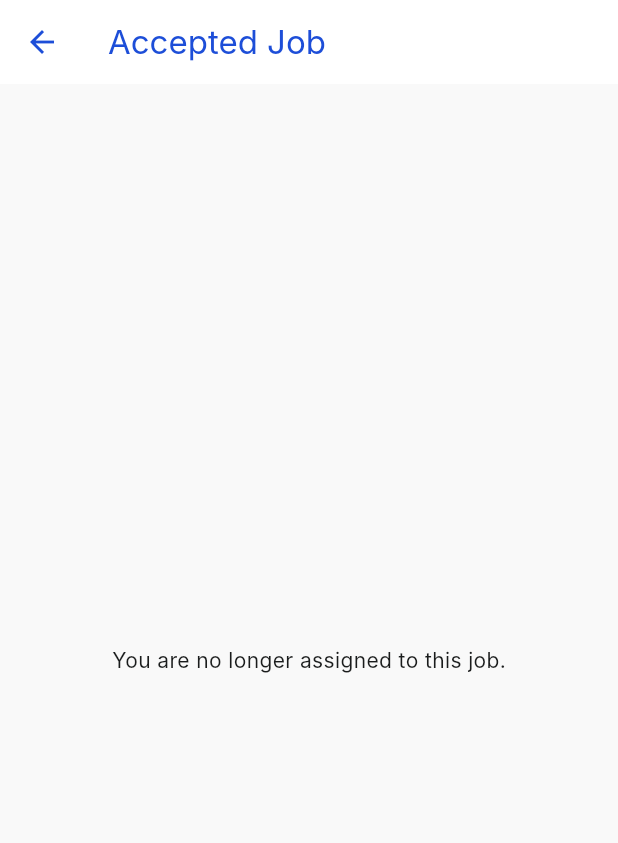
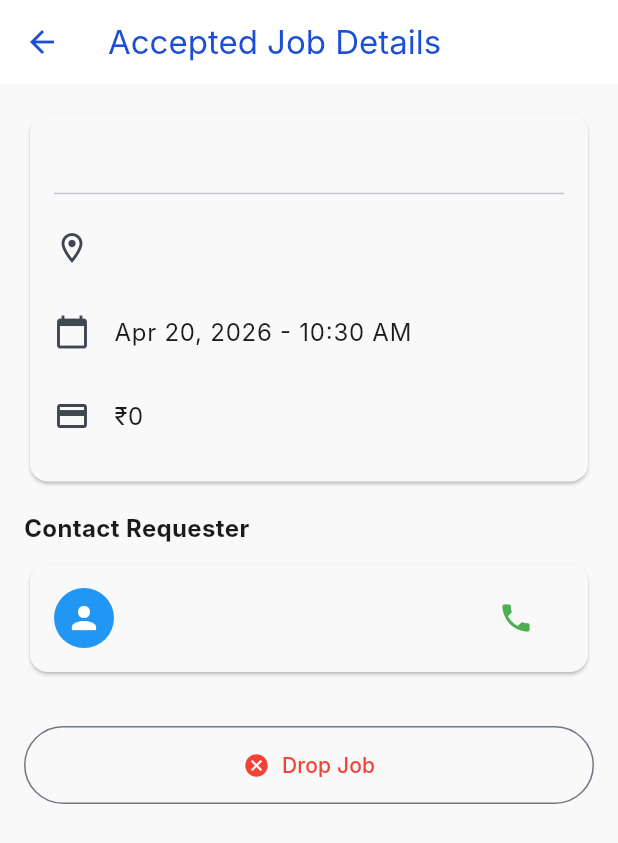
Before and after one commit to SohamSawant21/Shiftease_pune, a Flutter app: the AcceptedJobDetailsScreen screen opened directly with empty values, on a phone screen of 412 x 824 dp. Shown: the top 843 px of the screen. Run offline on Flutter 3.47's test engine with Material 3 defaults, Android fonts, the phone set to English and light mode, and no system bars; our stand-ins replace cloud_firestore, firebase_auth, firebase_core; accounts and stored records are empty; Roboto replaces fonts that are missing (Inter).

Commit message:
Click-to-Call Functionality

```diff
--- a/shiftease_pune/lib/screens/worker/accepted_job_details_screen.dart
+++ b/shiftease_pune/lib/screens/worker/accepted_job_details_screen.dart
@@ -1,123 +1,80 @@
 import 'package:flutter/material.dart';
 import 'package:cloud_firestore/cloud_firestore.dart';
 import 'package:intl/intl.dart';
+import 'package:url_launcher/url_launcher.dart';
 
 class AcceptedJobDetailsScreen extends StatelessWidget {
   const AcceptedJobDetailsScreen({super.key});
 
-  @override
-  Widget build(BuildContext context) {
-    final String jobId = ModalRoute.of(context)!.settings.arguments as String;
-
-    return Scaffold(
-      appBar: AppBar(
-        title: const Text('Accepted Job'),
-      ),
-      body: StreamBuilder<DocumentSnapshot>(
-        stream: FirebaseFirestore.instance.collection('requests').doc(jobId).snapshots(),
-        builder: (context, snapshot) {
-          if (snapshot.connectionState == ConnectionState.waiting) {
-            return const Center(child: CircularProgressIndicator());
+  // NEW: The logic to launch the native phone dialer
+  Future<void> _makePhoneCall(BuildContext context, String phoneNumber) async {
+    final Uri launchUri = Uri(scheme: 'tel', path: phoneNumber);
+    try {
+      if (await canLaunchUrl(launchUri)) {
+        await launchUrl(launchUri);
+      } else {
+        if (context.mounted) {
+          ScaffoldMessenger.of(context).showSnackBar(
+            const SnackBar(content: Text('Could not open the phone dialer.')),
+          );
         }
-          if (snapshot.hasError) {
-            return Center(child: Text('Error: ${snapshot.error}'));
       }
-          if (!snapshot.hasData || !snapshot.data!.exists) {
-            return const Center(child: Text('Job not found.'));
+    } catch (e) {
+      if (context.mounted) {
+        ScaffoldMessenger.of(context).showSnackBar(
+          const SnackBar(content: Text('An error occurred while launching the dialer.')),
+        );
+      }
+    }
   }
 
-          final data = snapshot.data!.data() as Map<String, dynamic>;
-          final String status = data['status'] ?? 'Pending';
-          final String requesterId = data['requesterId'];
-
-          // If the status changes while they are looking at it
-          if (status != 'Accepted') {
-            return const Center(child: Text('You are no longer assigned to this job.'));
+  Future<void> _dropJob(BuildContext context, String jobId) async {
+    try {
+      await FirebaseFirestore.instance.collection('requests').doc(jobId).update({
+        'status': 'Pending',
+        'workerId': FieldValue.delete(),
+      });
+      if (context.mounted) {
+        Navigator.pop(context);
+        ScaffoldMessenger.of(context).showSnackBar(
+          const SnackBar(content: Text('Job dropped successfully.')),
+        );
+      }
+    } catch (e) {
+      if (context.mounted) {
+        ScaffoldMessenger.of(context).showSnackBar(
+          SnackBar(content: Text('Error dropping job: $e')),
+        );
+      }
+    }
   }
 
-          final DateTime dateTime = (data['dateTime'] as Timestamp).toDate();
-          final double payment = (data['payment'] as num).toDouble();
-
-          return SingleChildScrollView(
-            padding: const EdgeInsets.all(16.0),
-            child: Column(
-              crossAxisAlignment: CrossAxisAlignment.start,
-              children: [
-                // 1. Contact Info Card (Fetches Requester Details)
-                _buildRequesterContactCard(requesterId),
-                const SizedBox(height: 16),
-
-                // 2. Job Details Card
-                Card(
-                  elevation: 2,
-                  child: Padding(
-                    padding: const EdgeInsets.all(16.0),
-                    child: Column(
-                      crossAxisAlignment: CrossAxisAlignment.start,
-                      children: [
-                        const Text('Job Details', style: TextStyle(fontSize: 18, fontWeight: FontWeight.bold)),
-                        const Divider(),
-                        Text(
-                          data['name'] ?? 'Job Name',
-                          style: const TextStyle(fontSize: 20, fontWeight: FontWeight.bold),
+  void _confirmDropJob(BuildContext context, String jobId) {
+    showDialog(
+      context: context,
+      builder: (BuildContext dialogContext) {
+        return AlertDialog(
+          title: const Text('Drop this job?'),
+          content: const Text('Are you sure you want to decline this job? It will be made available to other workers again.'),
+          actions: [
+            TextButton(
+              onPressed: () => Navigator.pop(dialogContext),
+              child: const Text('No, Keep It'),
             ),
-                        const SizedBox(height: 12),
-                        Row(
-                          children: [
-                            const Icon(Icons.location_on, color: Colors.grey),
-                            const SizedBox(width: 8),
-                            Expanded(child: Text(data['location'] ?? '', style: const TextStyle(fontSize: 16))),
-                          ],
-                        ),
-                        const SizedBox(height: 12),
-                        Row(
-                          children: [
-                            const Icon(Icons.calendar_today, color: Colors.grey),
-                            const SizedBox(width: 8),
-                            Text(DateFormat('MMM dd, yyyy - hh:mm a').format(dateTime), style: const TextStyle(fontSize: 16)),
-                          ],
-                        ),
-                        const SizedBox(height: 12),
-                        Row(
-                          children: [
-                            const Icon(Icons.currency_rupee, color: Colors.grey),
-                            const SizedBox(width: 8),
-                            Text(
-                              '₹${payment.toStringAsFixed(0)}',
-                              style: const TextStyle(fontSize: 18, fontWeight: FontWeight.bold, color: Colors.blue),
+            TextButton(
+              onPressed: () {
+                Navigator.pop(dialogContext);
+                _dropJob(context, jobId);
+              },
+              child: const Text('Yes, Drop Job', style: TextStyle(color: Colors.red)),
             ),
           ],
-                        ),
-                      ],
-                    ),
-                  ),
-                ),
-                const SizedBox(height: 32),
-
-                // 3. Drop Job Button
-                SizedBox(
-                  width: double.infinity,
-                  child: OutlinedButton.icon(
-                    onPressed: () => _confirmDropJob(context, jobId),
-                    icon: const Icon(Icons.warning_amber_rounded),
-                    label: const Text('Decline / Drop Job', style: TextStyle(fontSize: 16)),
-                    style: OutlinedButton.styleFrom(
-                      foregroundColor: Colors.red,
-                      side: const BorderSide(color: Colors.red),
-                      padding: const EdgeInsets.symmetric(vertical: 16),
-                    ),
-                  ),
-                ),
-              ],
-            ),
         );
       },
-      ),
     );
   }
 
-  // Helper Widget: Fetches the Requester's Profile
-  Widget _buildRequesterContactCard(String requesterId) {
+  Widget _buildRequesterContactCard(BuildContext context, String requesterId) {
     return FutureBuilder<DocumentSnapshot>(
       future: FirebaseFirestore.instance.collection('users').doc(requesterId).get(),
       builder: (context, snapshot) {
@@ -134,35 +91,20 @@ class AcceptedJobDetailsScreen extends StatelessWidget {
         }
 
         final userData = snapshot.data!.data() as Map<String, dynamic>;
+        final phone = userData['phone'] ?? 'No phone provided';
 
         return Card(
-          elevation: 2,
-          color: Colors.blue.shade50,
-          child: Padding(
-            padding: const EdgeInsets.all(16.0),
-            child: Column(
-              crossAxisAlignment: CrossAxisAlignment.start,
-              children: [
-                const Row(
-                  children: [
-                    Icon(Icons.person, color: Colors.blue),
-                    SizedBox(width: 8),
-                    Text('Customer Contact Info', style: TextStyle(fontSize: 18, fontWeight: FontWeight.bold, color: Colors.blue)),
-                  ],
+          child: ListTile(
+            leading: const CircleAvatar(
+              backgroundColor: Colors.blue,
+              child: Icon(Icons.person, color: Colors.white),
             ),
-                const Divider(),
-                ListTile(
-                  contentPadding: EdgeInsets.zero,
-                  leading: const Icon(Icons.account_circle_outlined),
-                  title: Text(userData['name'] ?? 'Customer Name', style: const TextStyle(fontSize: 18)),
-                ),
-                ListTile(
-                  contentPadding: EdgeInsets.zero,
-                  leading: const Icon(Icons.phone),
-                  title: Text(userData['phone'] ?? 'No phone number', style: const TextStyle(fontSize: 18, fontWeight: FontWeight.bold)),
-                  subtitle: const Text('Call to coordinate'),
-                ),
-              ],
+            title: Text(userData['name'] ?? 'Requester'),
+            subtitle: Text(phone),
+            // NEW: The clickable phone icon
+            trailing: IconButton(
+              icon: const Icon(Icons.phone, color: Colors.green),
+              onPressed: () => _makePhoneCall(context, phone),
             ),
           ),
         );
@@ -170,53 +112,75 @@ class AcceptedJobDetailsScreen extends StatelessWidget {
     );
   }
 
-  // Helper Method: Confirm before dropping to prevent accidental clicks
-  void _confirmDropJob(BuildContext context, String jobId) {
-    showDialog(
-      context: context,
-      builder: (BuildContext dialogContext) {
-        return AlertDialog(
-          title: const Text('Drop this job?'),
-          content: const Text('Are you sure you want to decline this job? It will be made available to other workers again.'),
-          actions: [
-            TextButton(
-              onPressed: () => Navigator.pop(dialogContext), // Cancel
-              child: const Text('No, Keep It'),
+  @override
+  Widget build(BuildContext context) {
+    final String jobId = ModalRoute.of(context)!.settings.arguments as String;
+
+    return Scaffold(
+      appBar: AppBar(title: const Text('Accepted Job Details')),
+      body: StreamBuilder<DocumentSnapshot>(
+        stream: FirebaseFirestore.instance.collection('requests').doc(jobId).snapshots(),
+        builder: (context, snapshot) {
+          if (snapshot.connectionState == ConnectionState.waiting) {
+            return const Center(child: CircularProgressIndicator());
+          }
+          if (!snapshot.hasData || !snapshot.data!.exists) {
+            return const Center(child: Text('Job not found.'));
+          }
+
+          final data = snapshot.data!.data() as Map<String, dynamic>;
+          final dateTime = (data['dateTime'] as Timestamp).toDate();
+
+          return SingleChildScrollView(
+            padding: const EdgeInsets.all(16.0),
+            child: Column(
+              crossAxisAlignment: CrossAxisAlignment.stretch,
+              children: [
+                Card(
+                  child: Padding(
+                    padding: const EdgeInsets.all(16.0),
+                    child: Column(
+                      crossAxisAlignment: CrossAxisAlignment.start,
+                      children: [
+                        Text(data['name'] ?? 'Job', style: const TextStyle(fontSize: 20, fontWeight: FontWeight.bold)),
+                        const Divider(),
+                        ListTile(
+                          contentPadding: EdgeInsets.zero,
+                          leading: const Icon(Icons.location_on_outlined),
+                          title: Text(data['location'] ?? 'Location'),
                         ),
-            TextButton(
-              onPressed: () {
-                Navigator.pop(dialogContext); // Close dialog
-                _dropJob(context, jobId); // Execute drop
-              },
-              child: const Text('Yes, Drop Job', style: TextStyle(color: Colors.red)),
+                        ListTile(
+                          contentPadding: EdgeInsets.zero,
+                          leading: const Icon(Icons.calendar_today),
+                          title: Text(DateFormat('MMM dd, yyyy - hh:mm a').format(dateTime)),
+                        ),
+                        ListTile(
+                          contentPadding: EdgeInsets.zero,
+                          leading: const Icon(Icons.payment),
+                          title: Text('₹${data['payment']}'),
                         ),
                       ],
+                    ),
+                  ),
+                ),
+                const SizedBox(height: 16),
+                const Text('Contact Requester', style: TextStyle(fontSize: 16, fontWeight: FontWeight.bold)),
+                const SizedBox(height: 8),
+                _buildRequesterContactCard(context, data['requesterId']),
+                const SizedBox(height: 32),
+                OutlinedButton.icon(
+                  onPressed: () => _confirmDropJob(context, jobId),
+                  icon: const Icon(Icons.cancel, color: Colors.red),
+                  label: const Text('Drop Job', style: TextStyle(color: Colors.red)),
+                  style: OutlinedButton.styleFrom(
+                    padding: const EdgeInsets.symmetric(vertical: 16),
+                  ),
+                ),
+              ],
+            ),
           );
         },
-    );
-  }
-
-  // Helper Method: Updates Firestore to revert the job to 'Pending'
-  Future<void> _dropJob(BuildContext context, String jobId) async {
-    try {
-      // 1. Revert status to Pending
-      // 2. Remove the workerId from the document so it is unassigned using FieldValue.delete()
-      await FirebaseFirestore.instance.collection('requests').doc(jobId).update({
-        'status': 'Pending',
-        'workerId': FieldValue.delete(),
-      });
-
-      if (!context.mounted) return;
-
-      Navigator.pop(context); // Go back to the dashboard
-      ScaffoldMessenger.of(context).showSnackBar(
-        const SnackBar(content: Text('Job dropped. It is now available to others.')),
-      );
-    } catch (e) {
-      if (!context.mounted) return;
-      ScaffoldMessenger.of(context).showSnackBar(
-        SnackBar(content: Text('Error dropping job: $e')),
+      ),
     );
   }
 }
-}
--- a/shiftease_pune/pubspec.yaml
+++ b/shiftease_pune/pubspec.yaml
@@ -38,6 +38,7 @@ dependencies:
   firebase_core: ^2.32.0
   firebase_auth: ^4.16.0
   cloud_firestore: ^4.17.5
+  url_launcher: ^6.3.2
 
 dev_dependencies:
   flutter_test:
```
Also changed, not shown: shiftease_pune/lib/screens/requester/request_status_screen.dart (+170 -222 lines), shiftease_pune/pubspec.lock, 6 other files. Lines whose indentation alone changed are shown as unchanged.
